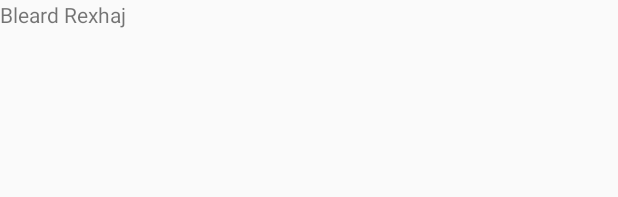
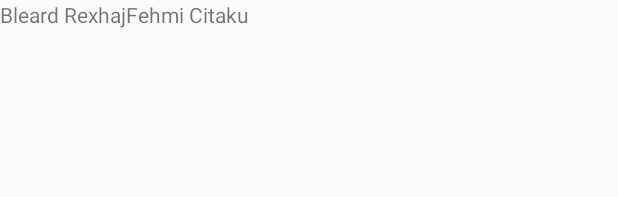
Before and after one commit to bleardrexhaj/MobiShopFinder, an Android app: the layout activity_main.xml on its own in the app's theme, with its tools: preview values and no code run, on a phone screen of 412 x 824 dp. Shown: the top 197 px of the screen. Run offline under Robolectric (Android 15) with nearby library versions, the light colour scheme and no system bars.

Commit message:
Second Commit - Fehmi Citaku

```diff
--- a/app/src/main/res/layout/activity_main.xml
+++ b/app/src/main/res/layout/activity_main.xml
@@ -9,10 +9,15 @@
     <TextView
         android:layout_width="wrap_content"
         android:layout_height="wrap_content"
-        android:text="Bleard Rexhaj"
-        app:layout_constraintBottom_toBottomOf="parent"
-        app:layout_constraintLeft_toLeftOf="parent"
-        app:layout_constraintRight_toRightOf="parent"
-        app:layout_constraintTop_toTopOf="parent" />
+        android:text="Bleard Rexhaj"></TextView>
+
+
+
+    <TextView
+        android:layout_width="wrap_content"
+        android:layout_height="wrap_content"
+        android:text="Fehmi Citaku" />
+
+
 
 </LinearLayout>
```
